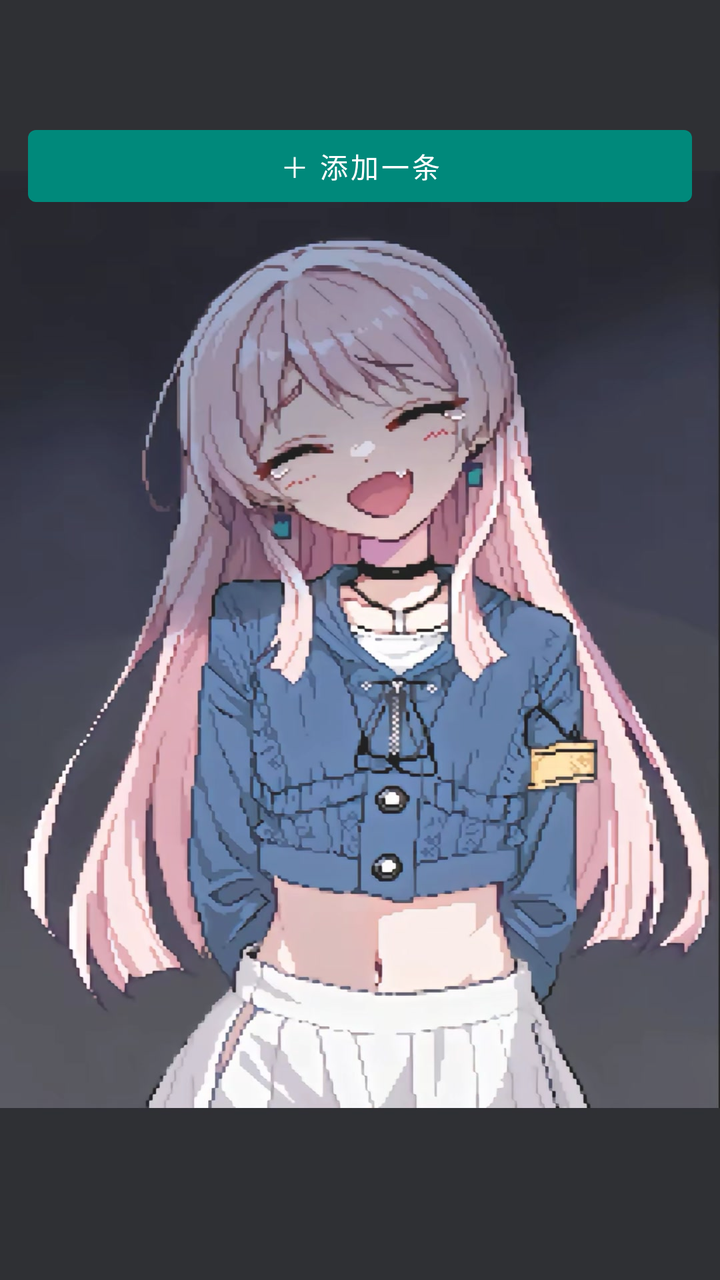
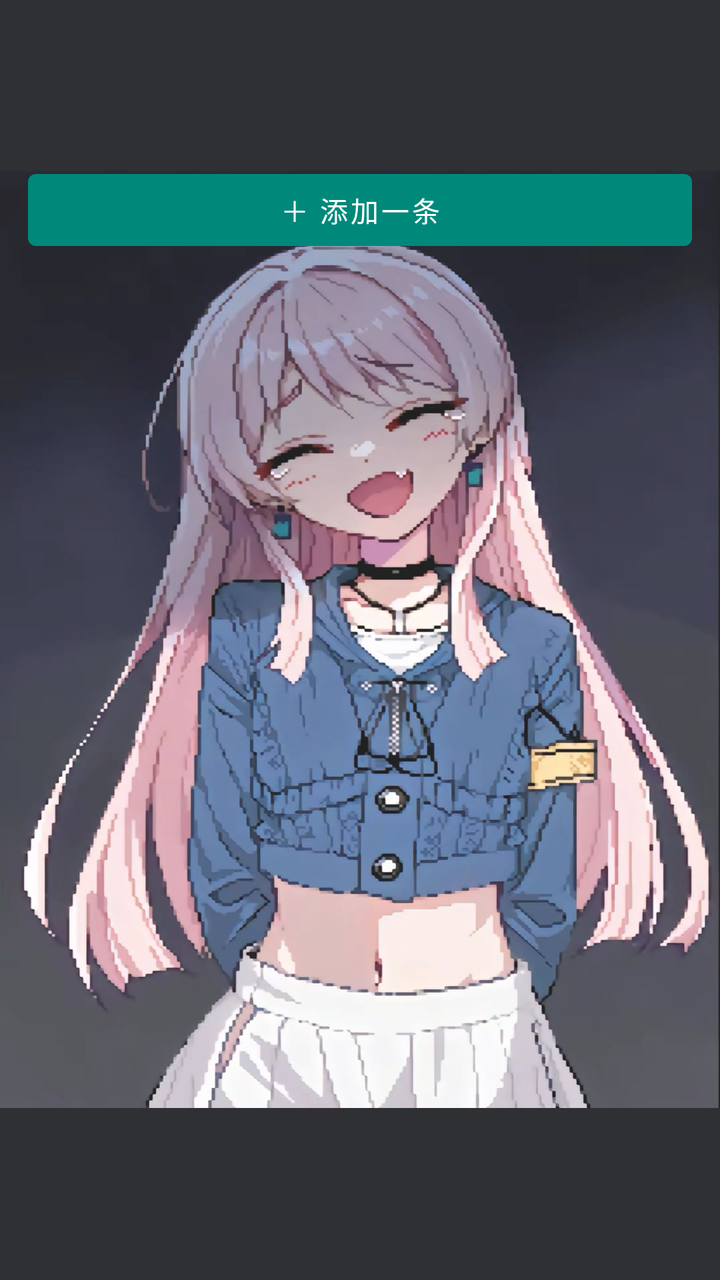

An Android layout rendered at two revisions. The XML below is the earlier revision; the diff shows what the commit changed to produce the second picture.
<!-- AndroidManifest.xml: application theme Theme.Notes -->
<!-- res/layout/fragment_list.xml -->
<?xml version="1.0" encoding="utf-8"?>
<LinearLayout xmlns:android="http://schemas.android.com/apk/res/android"
    android:layout_width="match_parent"
    android:layout_height="match_parent"
    android:fitsSystemWindows="true"
    android:orientation="vertical">

    
    <FrameLayout
        android:layout_width="match_parent"
        android:layout_height="0dp"
        android:layout_weight="1">

        <ImageView
            android:layout_width="match_parent"
            android:layout_height="match_parent"
            android:scaleType="centerCrop"
            android:src="@drawable/bg_anime" />

        <ScrollView
            android:layout_width="match_parent"
            android:layout_height="match_parent"
            android:background="@color/scrim">

            <LinearLayout
                android:layout_width="match_parent"
                android:layout_height="wrap_content"
                android:orientation="vertical"
                android:padding="14dp">

                <TextView
                    android:id="@+id/tvTitle"
                    android:layout_width="match_parent"
                    android:layout_height="wrap_content"
                    android:layout_marginBottom="10dp"
                    android:textColor="@color/ink"
                    android:textSize="20sp"
                    android:textStyle="bold" />

                <LinearLayout
                    android:id="@+id/listNotes"
                    android:layout_width="match_parent"
                    android:layout_height="wrap_content"
                    android:orientation="vertical" />

                <Button
                    android:id="@+id/btnAdd"
                    android:layout_width="match_parent"
                    android:layout_height="wrap_content"
                    android:layout_marginTop="8dp"
                    android:text="＋ 添加一条"
                    android:textAllCaps="false" />
            </LinearLayout>
        </ScrollView>
    </FrameLayout>
</LinearLayout>
<!-- resources referenced by this layout -->
<resources>
  <color name="ink">#212121</color>
  <color name="scrim">#1FFFFFFF</color>
  <!-- drawable bg_anime: jpg bitmap (drawable-nodpi, 184699 bytes) -->
  <style name="Theme.Notes" parent="Theme.MaterialComponents.DayNight.NoActionBar">
          <item name="colorPrimary">@color/brand</item>
          <item name="colorPrimaryDark">@color/brand_dark</item>
          <item name="colorAccent">@color/brand</item>
          
          <item name="android:statusBarColor">@android:color/transparent</item>
          <item name="android:windowLightStatusBar">false</item>
          <item name="android:windowBackground">@color/bg</item>
      </style>
  <color name="brand">#00897B</color>
  <color name="brand_dark">#00695C</color>
  <color name="bg">#F2F3F5</color>
</resources>

<!-- the commit's change to res/layout/fragment_list.xml (unified diff, before → after) -->
@@ -1,56 +1,51 @@
 <?xml version="1.0" encoding="utf-8"?>
-<LinearLayout xmlns:android="http://schemas.android.com/apk/res/android"
+<FrameLayout xmlns:android="http://schemas.android.com/apk/res/android"
     android:layout_width="match_parent"
-    android:layout_height="match_parent"
-    android:fitsSystemWindows="true"
-    android:orientation="vertical">
+    android:layout_height="match_parent">
 
     
-    <FrameLayout
+    <ImageView
         android:layout_width="match_parent"
-        android:layout_height="0dp"
-        android:layout_weight="1">
+        android:layout_height="match_parent"
+        android:scaleType="centerCrop"
+        android:src="@drawable/bg_anime" />
 
-        <ImageView
+    <ScrollView
+        android:layout_width="match_parent"
+        android:layout_height="match_parent"
+        android:background="@color/scrim"
+        android:clipToPadding="false"
+        android:paddingTop="22dp"
+        android:paddingBottom="0dp">
+
+        <LinearLayout
             android:layout_width="match_parent"
-            android:layout_height="match_parent"
-            android:scaleType="centerCrop"
-            android:src="@drawable/bg_anime" />
+            android:layout_height="wrap_content"
+            android:orientation="vertical"
+            android:padding="14dp">
 
-        <ScrollView
-            android:layout_width="match_parent"
-            android:layout_height="match_parent"
-            android:background="@color/scrim">
+            <TextView
+                android:id="@+id/tvTitle"
+                android:layout_width="match_parent"
+                android:layout_height="wrap_content"
+                android:layout_marginBottom="10dp"
+                android:textColor="@color/ink"
+                android:textSize="20sp"
+                android:textStyle="bold" />
 
             <LinearLayout
+                android:id="@+id/listNotes"
                 android:layout_width="match_parent"
                 android:layout_height="wrap_content"
-                android:orientation="vertical"
-                android:padding="14dp">
+                android:orientation="vertical" />
 
-                <TextView
-                    android:id="@+id/tvTitle"
-                    android:layout_width="match_parent"
-                    android:layout_height="wrap_content"
-                    android:layout_marginBottom="10dp"
-                    android:textColor="@color/ink"
-                    android:textSize="20sp"
-                    android:textStyle="bold" />
-
-                <LinearLayout
-                    android:id="@+id/listNotes"
-                    android:layout_width="match_parent"
-                    android:layout_height="wrap_content"
-                    android:orientation="vertical" />
-
-                <Button
-                    android:id="@+id/btnAdd"
-                    android:layout_width="match_parent"
-                    android:layout_height="wrap_content"
-                    android:layout_marginTop="8dp"
-                    android:text="＋ 添加一条"
-                    android:textAllCaps="false" />
-            </LinearLayout>
-        </ScrollView>
-    </FrameLayout>
-</LinearLayout>
+            <Button
+                android:id="@+id/btnAdd"
+                android:layout_width="match_parent"
+                android:layout_height="wrap_content"
+                android:layout_marginTop="8dp"
+                android:text="＋ 添加一条"
+                android:textAllCaps="false" />
+        </LinearLayout>
+    </ScrollView>
+</FrameLayout>
